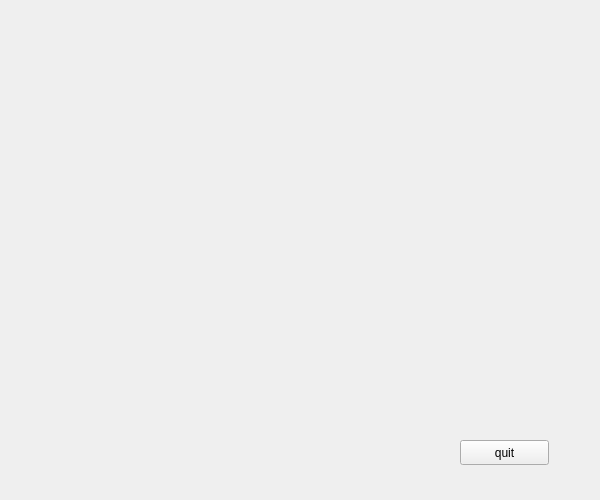
Before: the Qt Designer form demo1/handleapment.ui in KeviaWang/work, drawn with Qt 5.
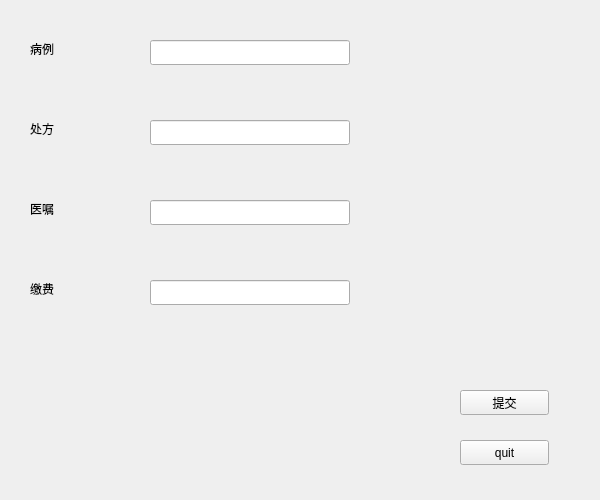
After: the same form once the commit is applied.

```diff
--- a/demo1/handleapment.ui
+++ b/demo1/handleapment.ui
@@ -26,6 +26,111 @@
     <string>quit</string>
    </property>
   </widget>
+  <widget class="QLabel" name="label">
+   <property name="geometry">
+    <rect>
+     <x>30</x>
+     <y>40</y>
+     <width>67</width>
+     <height>17</height>
+    </rect>
+   </property>
+   <property name="text">
+    <string>病例</string>
+   </property>
+  </widget>
+  <widget class="QLabel" name="label_2">
+   <property name="geometry">
+    <rect>
+     <x>30</x>
+     <y>120</y>
+     <width>67</width>
+     <height>17</height>
+    </rect>
+   </property>
+   <property name="text">
+    <string>处方</string>
+   </property>
+  </widget>
+  <widget class="QLabel" name="label_3">
+   <property name="geometry">
+    <rect>
+     <x>30</x>
+     <y>200</y>
+     <width>67</width>
+     <height>17</height>
+    </rect>
+   </property>
+   <property name="text">
+    <string>医嘱</string>
+   </property>
+  </widget>
+  <widget class="QLabel" name="label_4">
+   <property name="geometry">
+    <rect>
+     <x>30</x>
+     <y>280</y>
+     <width>67</width>
+     <height>17</height>
+    </rect>
+   </property>
+   <property name="text">
+    <string>缴费</string>
+   </property>
+  </widget>
+  <widget class="QLineEdit" name="bingliEdit">
+   <property name="geometry">
+    <rect>
+     <x>150</x>
+     <y>40</y>
+     <width>200</width>
+     <height>25</height>
+    </rect>
+   </property>
+  </widget>
+  <widget class="QLineEdit" name="chufangEdit">
+   <property name="geometry">
+    <rect>
+     <x>150</x>
+     <y>120</y>
+     <width>200</width>
+     <height>25</height>
+    </rect>
+   </property>
+  </widget>
+  <widget class="QLineEdit" name="yizhuEdit">
+   <property name="geometry">
+    <rect>
+     <x>150</x>
+     <y>200</y>
+     <width>200</width>
+     <height>25</height>
+    </rect>
+   </property>
+  </widget>
+  <widget class="QLineEdit" name="jiaofeiEdit">
+   <property name="geometry">
+    <rect>
+     <x>150</x>
+     <y>280</y>
+     <width>200</width>
+     <height>25</height>
+    </rect>
+   </property>
+  </widget>
+  <widget class="QPushButton" name="tijiaoBtn">
+   <property name="geometry">
+    <rect>
+     <x>460</x>
+     <y>390</y>
+     <width>89</width>
+     <height>25</height>
+    </rect>
+   </property>
+   <property name="text">
+    <string>提交</string>
+   </property>
+  </widget>
  </widget>
  <resources/>
  <connections>
```
